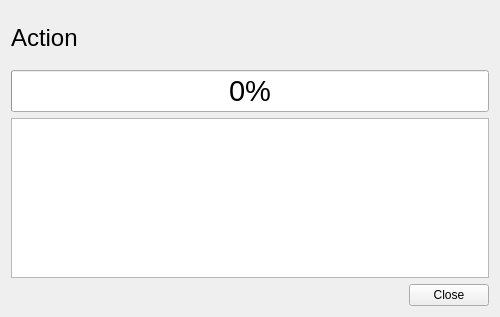
Old version of the form include/BLoadingDialog.ui in the repository BriFuture/bf_ui_lib.
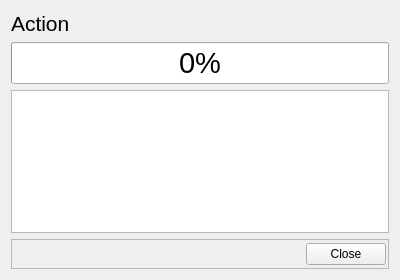
New version of the form.

Diff of the .ui file:
```diff
--- a/include/BLoadingDialog.ui
+++ b/include/BLoadingDialog.ui
@@ -6,8 +6,8 @@
    <rect>
     <x>0</x>
     <y>0</y>
-    <width>500</width>
-    <height>317</height>
+    <width>400</width>
+    <height>280</height>
    </rect>
   </property>
   <property name="sizePolicy">
@@ -19,17 +19,87 @@
   <property name="minimumSize">
    <size>
     <width>400</width>
-    <height>250</height>
+    <height>280</height>
+   </size>
+  </property>
+  <property name="maximumSize">
+   <size>
+    <width>500</width>
+    <height>400</height>
    </size>
   </property>
   <property name="windowTitle">
    <string>Form</string>
   </property>
-  <layout class="QGridLayout" name="gridLayout" rowstretch="1,1,3,0">
-   <item row="3" column="1">
-    <widget class="QPushButton" name="closeBtn">
+  <layout class="QGridLayout" name="gridLayout" rowstretch="1,0,0,0">
+   <item row="3" column="0" colspan="2">
+    <widget class="QFrame" name="btnFrame">
+     <property name="minimumSize">
+      <size>
+       <width>0</width>
+       <height>30</height>
+      </size>
+     </property>
+     <property name="frameShape">
+      <enum>QFrame::StyledPanel</enum>
+     </property>
+     <property name="frameShadow">
+      <enum>QFrame::Raised</enum>
+     </property>
+     <layout class="QHBoxLayout" name="horizontalLayout">
+      <property name="leftMargin">
+       <number>2</number>
+      </property>
+      <property name="topMargin">
+       <number>2</number>
+      </property>
+      <property name="rightMargin">
+       <number>2</number>
+      </property>
+      <property name="bottomMargin">
+       <number>2</number>
+      </property>
+      <item>
+       <spacer name="horizontalSpacer">
+        <property name="orientation">
+         <enum>Qt::Horizontal</enum>
+        </property>
+        <property name="sizeHint" stdset="0">
+         <size>
+          <width>398</width>
+          <height>20</height>
+         </size>
+        </property>
+       </spacer>
+      </item>
+      <item>
+       <widget class="QPushButton" name="closeBtn">
+        <property name="text">
+         <string>Close</string>
+        </property>
+       </widget>
+      </item>
+     </layout>
+    </widget>
+   </item>
+   <item row="2" column="0" colspan="2">
+    <widget class="QTextEdit" name="detailEdit">
+     <property name="font">
+      <font>
+       <pointsize>16</pointsize>
+      </font>
+     </property>
+    </widget>
+   </item>
+   <item row="0" column="0" colspan="2">
+    <widget class="QLabel" name="actionLabel">
+     <property name="font">
+      <font>
+       <pointsize>16</pointsize>
+      </font>
+     </property>
      <property name="text">
-      <string>Close</string>
+      <string>Action</string>
      </property>
     </widget>
    </item>
@@ -48,34 +118,6 @@
      </property>
     </widget>
    </item>
-   <item row="3" column="0">
-    <spacer name="horizontalSpacer">
-     <property name="orientation">
-      <enum>Qt::Horizontal</enum>
-     </property>
-     <property name="sizeHint" stdset="0">
-      <size>
-       <width>398</width>
-       <height>20</height>
-      </size>
-     </property>
-    </spacer>
-   </item>
-   <item row="0" column="0" colspan="2">
-    <widget class="QLabel" name="actionLabel">
-     <property name="font">
-      <font>
-       <pointsize>18</pointsize>
-      </font>
-     </property>
-     <property name="text">
-      <string>Action</string>
-     </property>
-    </widget>
-   </item>
-   <item row="2" column="0" colspan="2">
-    <widget class="QTextEdit" name="detailEdit"/>
-   </item>
   </layout>
  </widget>
  <resources/>
```
